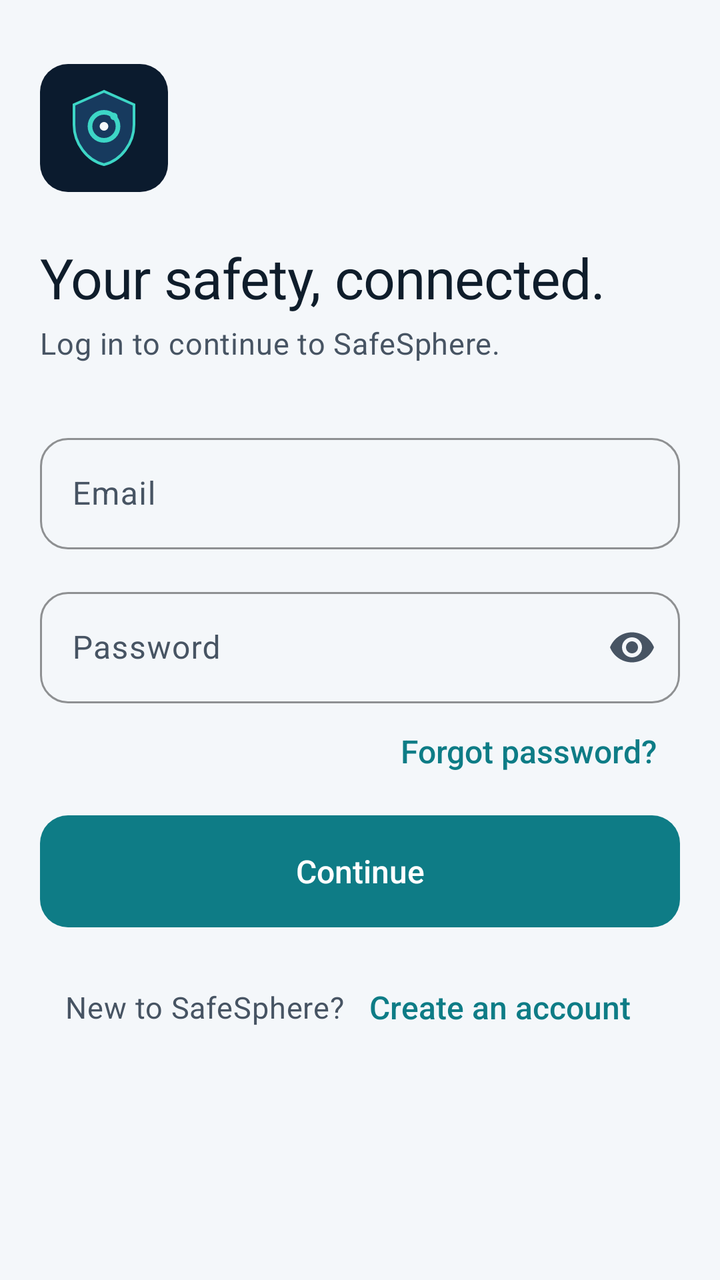
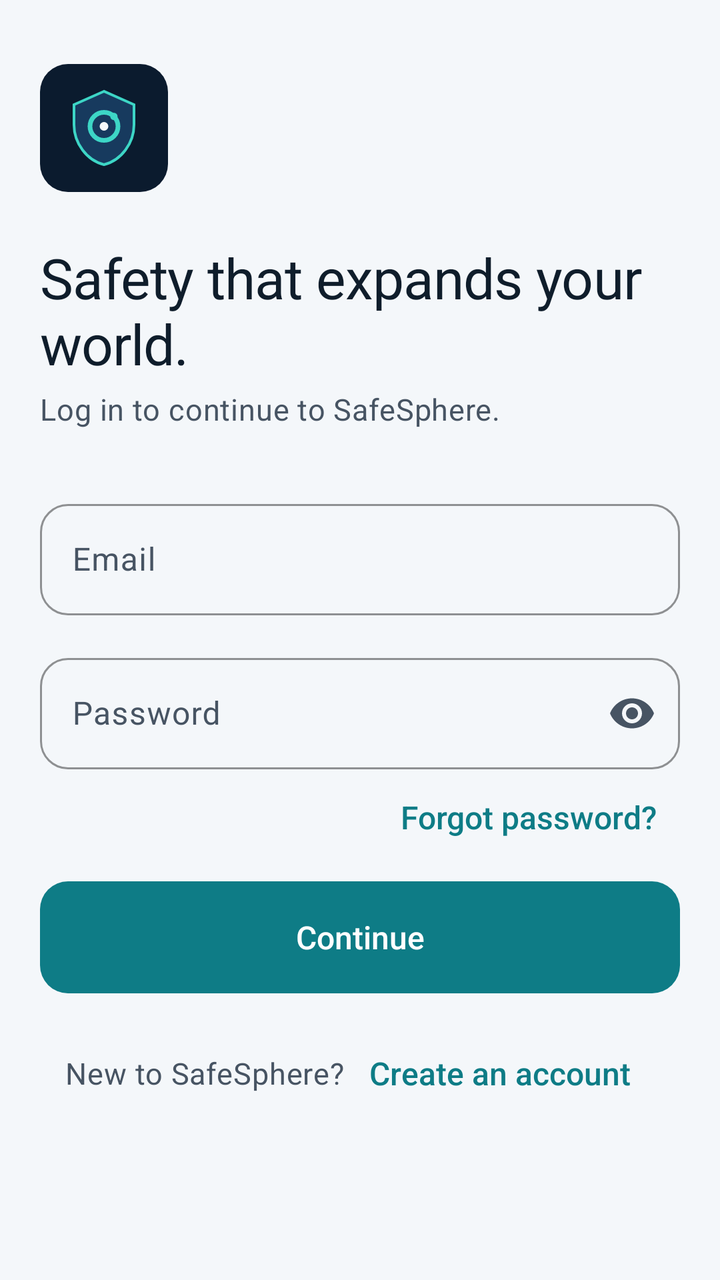

An Android layout rendered at two revisions. The XML below is the earlier revision; the diff shows what the commit changed to produce the second picture.
<!-- AndroidManifest.xml: application theme Theme.SafeSphere -->
<!-- res/layout/fragment_login.xml -->
<?xml version="1.0" encoding="utf-8"?>
<ScrollView xmlns:android="http://schemas.android.com/apk/res/android"
    xmlns:app="http://schemas.android.com/apk/res-auto"
    android:layout_width="match_parent"
    android:layout_height="match_parent"
    android:fillViewport="true">

    <LinearLayout
        android:layout_width="match_parent"
        android:layout_height="wrap_content"
        android:orientation="vertical"
        android:paddingStart="@dimen/screen_padding"
        android:paddingTop="@dimen/space_xl"
        android:paddingEnd="@dimen/screen_padding"
        android:paddingBottom="@dimen/space_lg">

        
        <ImageView
            style="@style/Widget.SafeSphere.BrandTile"
            android:layout_width="64dp"
            android:layout_height="64dp"
            android:padding="12dp" />

        <TextView
            android:layout_width="match_parent"
            android:layout_height="wrap_content"
            android:layout_marginTop="@dimen/space_lg"
            android:text="@string/tagline_your_safety"
            android:textAppearance="@style/TextAppearance.SafeSphere.ScreenTitle"
            android:accessibilityHeading="true" />

        <TextView
            android:layout_width="match_parent"
            android:layout_height="wrap_content"
            android:layout_marginTop="@dimen/space_xs"
            android:text="@string/login_subtitle"
            android:textAppearance="@style/TextAppearance.SafeSphere.Body" />

        <com.google.android.material.textfield.TextInputLayout
            android:id="@+id/emailLayout"
            android:layout_width="match_parent"
            android:layout_height="wrap_content"
            android:layout_marginTop="@dimen/space_xl"
            android:hint="@string/label_email">

            <com.google.android.material.textfield.TextInputEditText
                android:id="@+id/emailInput"
                android:layout_width="match_parent"
                android:layout_height="wrap_content"
                android:autofillHints="emailAddress"
                android:imeOptions="actionNext"
                android:inputType="textEmailAddress"
                android:maxLines="1" />
        </com.google.android.material.textfield.TextInputLayout>

        <com.google.android.material.textfield.TextInputLayout
            android:id="@+id/passwordLayout"
            android:layout_width="match_parent"
            android:layout_height="wrap_content"
            android:layout_marginTop="@dimen/space_md"
            android:hint="@string/label_password"
            app:endIconMode="password_toggle">

            <com.google.android.material.textfield.TextInputEditText
                android:id="@+id/passwordInput"
                android:layout_width="match_parent"
                android:layout_height="wrap_content"
                android:autofillHints="password"
                android:imeOptions="actionDone"
                android:inputType="textPassword"
                android:maxLength="72"
                android:maxLines="1" />
        </com.google.android.material.textfield.TextInputLayout>

        <com.google.android.material.button.MaterialButton
            android:id="@+id/forgotPasswordButton"
            style="@style/Widget.SafeSphere.Button.Text"
            android:layout_width="wrap_content"
            android:layout_height="wrap_content"
            android:layout_gravity="end"
            android:text="@string/action_forgot_password" />

        <com.safesphere.app.core.ui.components.NoticeView
            android:id="@+id/errorNotice"
            android:layout_width="match_parent"
            android:layout_height="wrap_content"
            android:layout_marginTop="@dimen/space_sm"
            android:accessibilityLiveRegion="polite"
            android:visibility="gone"
            app:noticeText="@string/error_unknown"
            app:noticeType="warning" />

        <com.google.android.material.progressindicator.LinearProgressIndicator
            android:id="@+id/progress"
            android:layout_width="match_parent"
            android:layout_height="wrap_content"
            android:layout_marginTop="@dimen/space_md"
            android:indeterminate="true"
            android:visibility="gone" />

        <com.google.android.material.button.MaterialButton
            android:id="@+id/loginButton"
            android:layout_width="match_parent"
            android:layout_height="wrap_content"
            android:layout_marginTop="@dimen/space_sm"
            android:text="@string/action_continue" />

        <LinearLayout
            android:layout_width="match_parent"
            android:layout_height="wrap_content"
            android:layout_marginTop="@dimen/space_md"
            android:gravity="center"
            android:orientation="horizontal">

            <TextView
                android:layout_width="wrap_content"
                android:layout_height="wrap_content"
                android:text="@string/login_no_account"
                android:textAppearance="@style/TextAppearance.SafeSphere.Body" />

            <com.google.android.material.button.MaterialButton
                android:id="@+id/registerButton"
                style="@style/Widget.SafeSphere.Button.Text"
                android:layout_width="wrap_content"
                android:layout_height="wrap_content"
                android:text="@string/action_create_an_account" />
        </LinearLayout>
    </LinearLayout>
</ScrollView>
<!-- resources referenced by this layout -->
<resources>
  <dimen name="screen_padding">20dp</dimen>
  <dimen name="space_lg">24dp</dimen>
  <dimen name="space_md">16dp</dimen>
  <dimen name="space_sm">8dp</dimen>
  <dimen name="space_xl">32dp</dimen>
  <dimen name="space_xs">4dp</dimen>
  <string name="action_continue">Continue</string>
  <string name="action_create_an_account">Create an account</string>
  <string name="action_forgot_password">Forgot password?</string>
  <string name="error_unknown">Something went wrong. Please try again.</string>
  <string name="label_email">Email</string>
  <string name="label_password">Password</string>
  <string name="login_no_account">New to SafeSphere?</string>
  <string name="login_subtitle">Log in to continue to SafeSphere.</string>
  <string name="tagline_your_safety">Your safety, connected.</string>
  <style name="Theme.SafeSphere" parent="Base.Theme.SafeSphere" />
  <dimen name="brand_tile_padding">8dp</dimen>
  <string name="cd_app_logo">SafeSphere logo</string>
  <dimen name="min_touch_target">48dp</dimen>
  <dimen name="radius_button">14dp</dimen>
  <color name="mark_shield">#173A5E</color>
  <color name="hero_accent">#3DD6C6</color>
  <color name="hero_on">#F5F9FC</color>
  <color name="ss_primary">#0E7C86</color>
  <color name="ss_on_primary">#FFFFFF</color>
  <color name="ss_primary_container">#CDEEEC</color>
  <color name="ss_on_primary_container">#00363B</color>
  <color name="ss_secondary">#3A5573</color>
  <color name="ss_on_secondary">#FFFFFF</color>
  <color name="ss_secondary_container">#E3E9F0</color>
  <color name="ss_on_secondary_container">#1B2B3D</color>
  <color name="ss_surface">#F4F7FA</color>
  <color name="ss_on_surface">#0F1D2B</color>
  <color name="ss_surface_variant">#E2E8EE</color>
  <color name="ss_on_surface_variant">#475463</color>
  <color name="ss_outline">#7A8794</color>
  <color name="ss_outline_variant">#D3DBE3</color>
  <color name="ss_surface_container_lowest">#FFFFFF</color>
  <color name="ss_surface_container_low">#FAFBFD</color>
  <color name="ss_surface_container">#EEF2F6</color>
  <color name="ss_surface_container_high">#E8EDF2</color>
  <color name="ss_surface_container_highest">#E1E7ED</color>
  <color name="ss_emergency">#C62828</color>
  <color name="ss_on_emergency">#FFFFFF</color>
  <color name="ss_emergency_container">#FBE3E3</color>
  <color name="ss_on_emergency_container">#5C0F0F</color>
  <color name="ss_safe">#187A4B</color>
  <color name="ss_safe_container">#D9F2E3</color>
  <color name="ss_on_safe_container">#0B3D24</color>
  <color name="ss_caution">#A35F00</color>
  <color name="ss_caution_container">#FFF0D1</color>
  <color name="ss_on_caution_container">#4A2C00</color>
  <color name="hero_background">#0B1B2E</color>
  <color name="hero_on_variant">#B7C6D6</color>
  <dimen name="button_height">56dp</dimen>
  <dimen name="stroke_hairline">1dp</dimen>
  <dimen name="radius_card">20dp</dimen>
  <style name="TextAppearance.SafeSphere.Nav.Inactive" parent="TextAppearance.Material3.LabelMedium">
          <item name="android:textSize">12sp</item>
      </style>
  <!-- unchanged entries left out for length: 15 -->
</resources>

<!-- the commit's change to res/layout/fragment_login.xml (unified diff, before → after) -->
@@ -35,6 +35,25 @@
             android:layout_marginTop="@dimen/space_xs"
             android:text="@string/login_subtitle"
             android:textAppearance="@style/TextAppearance.SafeSphere.Body" />
+
+        
+        <com.safesphere.app.core.ui.components.NoticeView
+            android:id="@+id/deletedAccountNotice"
+            android:layout_width="match_parent"
+            android:layout_height="wrap_content"
+            android:layout_marginTop="@dimen/space_lg"
+            android:visibility="gone"
+            app:noticeText="@string/login_deleted_account_notice"
+            app:noticeType="info" />
+
+        <com.google.android.material.button.MaterialButton
+            android:id="@+id/removeDeletedAccountDataButton"
+            style="@style/Widget.SafeSphere.Button.Secondary"
+            android:layout_width="match_parent"
+            android:layout_height="wrap_content"
+            android:layout_marginTop="@dimen/space_sm"
+            android:text="@string/login_remove_deleted_account_data"
+            android:visibility="gone" />
 
         <com.google.android.material.textfield.TextInputLayout
             android:id="@+id/emailLayout"
<!-- resource entries referenced after the edit -->
@@ -12,9 +12,19 @@
   <string name="error_unknown">Something went wrong. Please try again.</string>
   <string name="label_email">Email</string>
   <string name="label_password">Password</string>
+  <string name="login_deleted_account_notice">An account on this phone was due to be deleted. If it has been deleted, its evidence and recovery key may still be on this phone. If you cancelled the deletion, just log in instead.</string>
   <string name="login_no_account">New to SafeSphere?</string>
+  <string name="login_remove_deleted_account_data">Remove its data from this phone</string>
   <string name="login_subtitle">Log in to continue to SafeSphere.</string>
-  <string name="tagline_your_safety">Your safety, connected.</string>
+  <string name="tagline_your_safety">Safety that expands your world.</string>
+  <style name="Widget.SafeSphere.Button.Secondary" parent="Widget.Material3.Button.OutlinedButton">
+          <item name="android:minHeight">@dimen/button_height</item>
+          <item name="android:insetTop">0dp</item>
+          <item name="android:insetBottom">0dp</item>
+          <item name="android:textAppearance">@style/TextAppearance.SafeSphere.Button</item>
+          <item name="cornerRadius">@dimen/radius_button</item>
+          <item name="strokeColor">?attr/colorOutline</item>
+      </style>
   <style name="Theme.SafeSphere" parent="Base.Theme.SafeSphere" />
   <dimen name="brand_tile_padding">8dp</dimen>
   <string name="cd_app_logo">SafeSphere logo</string>
